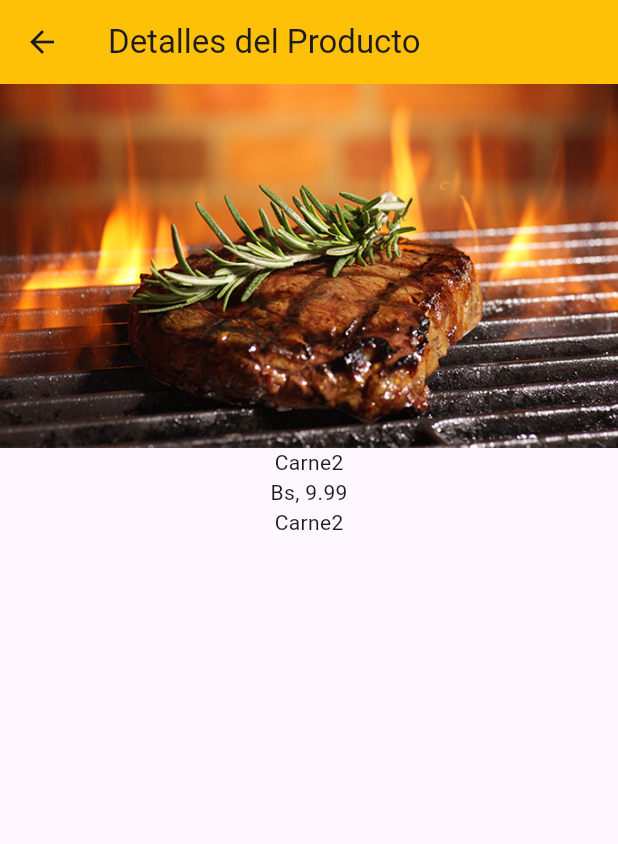
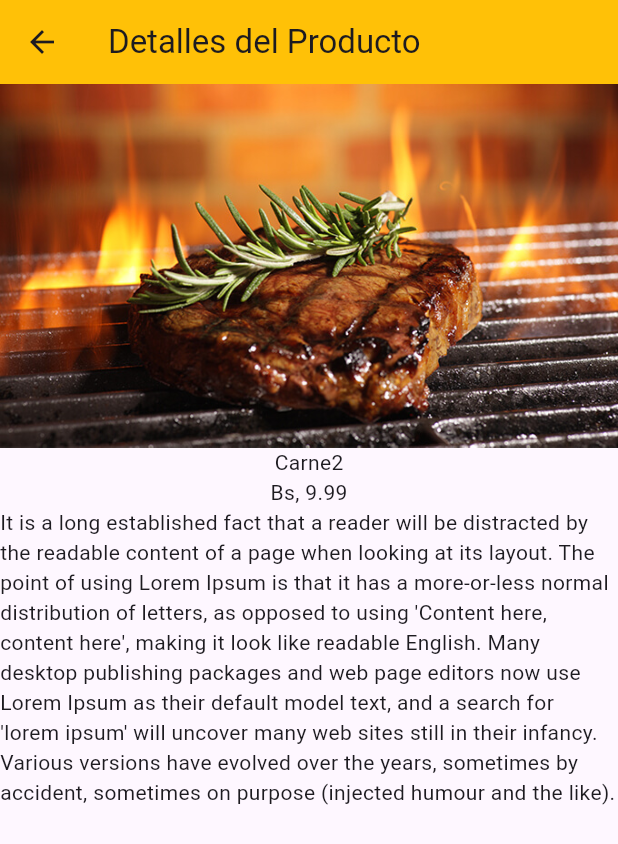
Before and after one commit to Ronald753/proyectomovil_laherencia, a Flutter app: the PantallaMenu screen opened directly, after a tap on "Carne2", on a phone screen of 412 x 824 dp. Shown: the top 844 px of the screen. Run offline on Flutter 3.47's test engine with Material 2 defaults, Android fonts, the phone set to English and light mode, and no system bars; our stand-ins replace dio, retrofit; generated files the repository leaves out were written again; network calls fail.

```diff
--- a/lib/main.dart
+++ b/lib/main.dart
@@ -1,5 +1,6 @@
 import 'package:flutter/material.dart';
 import 'package:proyectomovil/view/inicio_botones.dart';
+import 'package:proyectomovil/view/pruebaapi.dart';
 
 void main() {
   runApp(const MyApp());
@@ -17,7 +18,7 @@ class MyApp extends StatelessWidget {
           colorScheme: ColorScheme.fromSeed(seedColor: Colors.deepPurple),
           useMaterial3: true,
         ),
-        home: PantallaInicioBotones()
+        home: pruebaapi()
     );
   }
 }
--- a/lib/model/MenuItems.dart
+++ b/lib/model/MenuItems.dart
@@ -9,12 +9,12 @@ class MenuItems{
 }
 
 final platos =[
-  new MenuItems(id: 1, nombre: "Carne1", precio: 70, imagen: "carne.jpg", descripcion: "Lorem Ipsum es simplemente el texto de relleno de las imprentas y archivos de texto. Lorem Ipsum ha sido el texto de relleno estándar de las industrias desde el año 1500, cuando un impresor (N. del T. persona que se dedica a la imprenta) desconocido usó una galería de textos y los mezcló de tal manera que logró hacer un libro de textos especimen. No sólo sobrevivió 500 años, sino que tambien ingresó como texto de relleno en documentos electrónicos, quedando esencialmente igual al original. Fue popularizado en los 60s con la creación de las hojas"),
-  new MenuItems(id: 2, nombre: "Carne2", precio: 9.99, imagen: "carne1.jpg", descripcion: "Carne2"),
-  new MenuItems(id: 3, nombre: "Carne3", precio: 39.99, imagen: "carne2.jpg", descripcion: "Carne3"),
-  new MenuItems(id: 4, nombre: "Carne4", precio: 89.99, imagen: "carne.jpg", descripcion: "Carne4"),
-  new MenuItems(id: 1, nombre: "Carne5", precio: 59.99, imagen: "carne1.jpg", descripcion: "Carne5"),
-  new MenuItems(id: 2, nombre: "Carne6", precio: 99.99, imagen: "carne2.jpg", descripcion: "Carne6"),
-  new MenuItems(id: 3, nombre: "Carne7", precio: 69.99, imagen: "carne.jpg", descripcion: "Carne7"),
-  new MenuItems(id: 4, nombre: "Carne8", precio: 79.99, imagen: "carne1.jpg", descripcion: "Carne8"),
+  new MenuItems(id: 1, nombre: "Carne1", precio: 70, imagen: "carne.jpg", descripcion: "Lorem Ipsum is simply dummy text of the printing and typesetting industry. Lorem Ipsum has been the industry's standard dummy text ever since the 1500s, when an unknown printer took a galley of type and scrambled it to make a type specimen book. It has survived not only five centuries, but also the leap into electronic typesetting, remaining essentially unchanged. It was popularised in the 1960s with the release of Letraset sheets containing Lorem Ipsum passages, and more recently with desktop publishing software like Aldus PageMaker including versions of Lorem Ipsum."),
+  new MenuItems(id: 2, nombre: "Carne2", precio: 9.99, imagen: "carne1.jpg", descripcion: "It is a long established fact that a reader will be distracted by the readable content of a page when looking at its layout. The point of using Lorem Ipsum is that it has a more-or-less normal distribution of letters, as opposed to using 'Content here, content here', making it look like readable English. Many desktop publishing packages and web page editors now use Lorem Ipsum as their default model text, and a search for 'lorem ipsum' will uncover many web sites still in their infancy. Various versions have evolved over the years, sometimes by accident, sometimes on purpose (injected humour and the like)."),
+  new MenuItems(id: 3, nombre: "Carne3", precio: 39.99, imagen: "carne2.jpg", descripcion: "Contrary to popular belief, Lorem Ipsum is not simply random text. It has roots in a piece of classical Latin literature from 45 BC, making it over 2000 years old. Richard McClintock, a Latin professor at Hampden-Sydney College in Virginia, looked up one of the more obscure Latin words, consectetur, from a Lorem Ipsum passage, and going through the cites of the word in classical literature, discovered the undoubtable source. Lorem Ipsum comes from sections 1.10.32 and 1.10.33 (The Extremes of Good and Evil) by Cicero, written in 45 BC. This book is a treatise on the theory of ethics, very popular during the Renaissance. The first line of Lorem Ipsum."),
+  new MenuItems(id: 4, nombre: "Carne4", precio: 89.99, imagen: "carne.jpg", descripcion: "There are many variations of passages of Lorem Ipsum available, but the majority have suffered alteration in some form, by injected humour, or randomised words which don't look even slightly believable. If you are going to use a passage of Lorem Ipsum, you need to be sure there isn't anything embarrassing hidden in the middle of text. All the Lorem Ipsum generators on the Internet tend to repeat predefined chunks as necessary, making this the first true generator on the Internet. It uses a dictionary of over 200 Latin words, combined with a handful of model sentence structures, to generate Lorem Ipsum which looks reasonable. The generated Lorem Ipsum is therefore always free from repetition, injected humour, or non-characteristic words etc."),
+  new MenuItems(id: 1, nombre: "Carne5", precio: 59.99, imagen: "carne1.jpg", descripcion: "Lorem ipsum dolor sit amet, consectetur adipiscing elit. Sed mollis pretium iaculis. Ut volutpat porttitor rhoncus. Sed iaculis ipsum sed vehicula sodales. Vivamus pharetra fringilla libero sed rhoncus. Cras odio nunc, consectetur id semper non, scelerisque vel augue. Maecenas malesuada ante dolor, in luctus sapien ultricies egestas. Pellentesque posuere velit at arcu tempor, et congue ante congue. Donec non nisl congue, bibendum quam ac, finibus tellus. Donec ultricies velit felis, quis placerat mi gravida et. Fusce vitae enim pellentesque, gravida ante quis, varius augue. Etiam auctor faucibus purus id iaculis. Suspendisse massa massa, efficitur a orci eget, aliquet gravida metus. Morbi placerat erat nec ante tempor, tincidunt iaculis nulla laoreet."),
+  new MenuItems(id: 2, nombre: "Carne6", precio: 99.99, imagen: "carne2.jpg", descripcion: "Pellentesque elementum arcu interdum risus euismod, at ornare mauris ultrices. Cras ultricies eleifend odio, ac blandit tellus mollis sed. Pellentesque ac accumsan sapien. Ut massa arcu, tristique id pretium et, pretium nec mauris. Nam mattis auctor purus et cursus. Donec eget molestie sapien, sed semper magna. Phasellus porta vel velit non tempor. Cras pulvinar tincidunt leo, vel tempus elit tincidunt sit amet. Maecenas eu eros orci. Curabitur sapien erat, pellentesque in consequat in, feugiat vehicula risus. Sed sed erat eget lacus hendrerit dictum sit amet eu purus. Integer tortor massa, pretium sed imperdiet ac, dictum sed est. Aenean in porttitor mauris. Integer ullamcorper finibus pharetra."),
+  new MenuItems(id: 3, nombre: "Carne7", precio: 69.99, imagen: "carne.jpg", descripcion: "Ut sit amet elit augue. Morbi a sem vitae eros lobortis ullamcorper sit amet eu libero. Morbi sagittis, ante non porta iaculis, lorem orci blandit quam, eu porttitor elit lectus vel sem. Nulla nunc augue, mollis vitae eleifend a, iaculis nec elit. Pellentesque placerat eleifend risus vitae iaculis. Morbi ornare, arcu eget finibus maximus, velit libero faucibus metus, sit amet pulvinar diam eros ac nunc. Donec venenatis sapien tempor rutrum tempus. Nulla facilisi. Sed rutrum dictum diam, sed mollis enim suscipit vitae. Fusce tempus iaculis nisl, vitae tincidunt enim hendrerit sit amet. Ut malesuada condimentum sapien."),
+  new MenuItems(id: 4, nombre: "Carne8", precio: 79.99, imagen: "carne1.jpg", descripcion: "Vivamus efficitur gravida pharetra. Aenean cursus lacinia tortor, in venenatis nibh vehicula vitae. Duis vehicula mi eget ante vestibulum faucibus. Morbi cursus in diam in volutpat. Proin vitae metus sed urna vehicula aliquet. Interdum et malesuada fames ac ante ipsum primis in faucibus. Nullam pretium nisl id velit ornare, nec porta quam porta. Nunc in ante vel lectus mollis feugiat eu sit amet purus. Morbi consequat imperdiet dolor, at sagittis dui semper a. Etiam commodo magna sagittis sapien tincidunt, vitae posuere risus sollicitudin. Morbi tincidunt odio at semper tempus. Aenean sodales neque sed purus condimentum faucibus. Donec iaculis vitae purus nec tincidunt. Proin enim ex, scelerisque eget tempor eget, volutpat vel odio. Pellentesque rutrum commodo nulla, id accumsan metus malesuada varius. Morbi eget diam mauris."),
 ];
--- a/pubspec.yaml
+++ b/pubspec.yaml
@@ -35,6 +35,8 @@ dependencies:
   # The following adds the Cupertino Icons font to your application.
   # Use with the CupertinoIcons class for iOS style icons.
   cupertino_icons: ^1.0.2
+  retrofit: '>=4.0.0 <5.0.0'
+  logger: any  #for logging purpose
 
 dev_dependencies:
   flutter_test:
@@ -46,6 +48,10 @@ dev_dependencies:
   # package. See that file for information about deactivating specific lint
   # rules and activating additional ones.
   flutter_lints: ^2.0.0
+  retrofit_generator: ^7.0.8
+  build_runner: '>=2.3.0 <4.0.0'
+  json_serializable: ^6.7.1
+
 
 # For information on the generic Dart part of this file, see the
 # following page: https://dart.dev/tools/pub/pubspec
```
Also changed, not shown: lib/model/modelProductos.dart (added, +25 -0 lines), lib/view/pruebaapi.dart (added, +68 -0 lines), lib/viewmodel/apiService.dart (added, +14 -0 lines), lib/model/modelProductos.g.dart (added), lib/viewmodel/apiService.g.dart (added), pubspec.lock.
